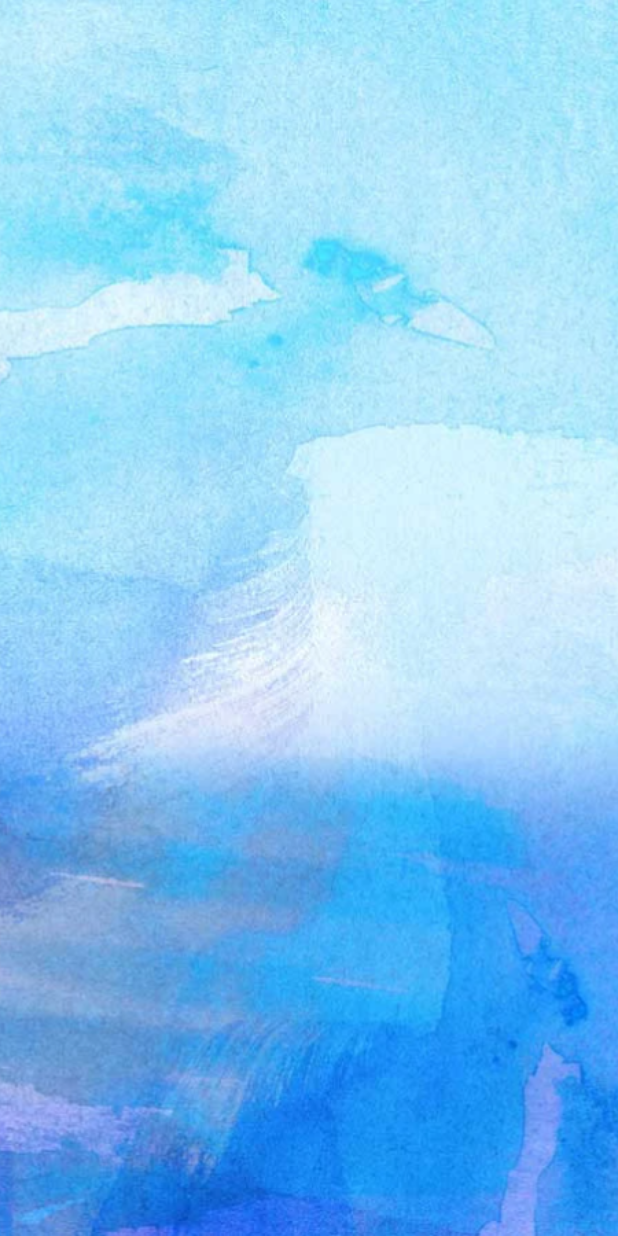
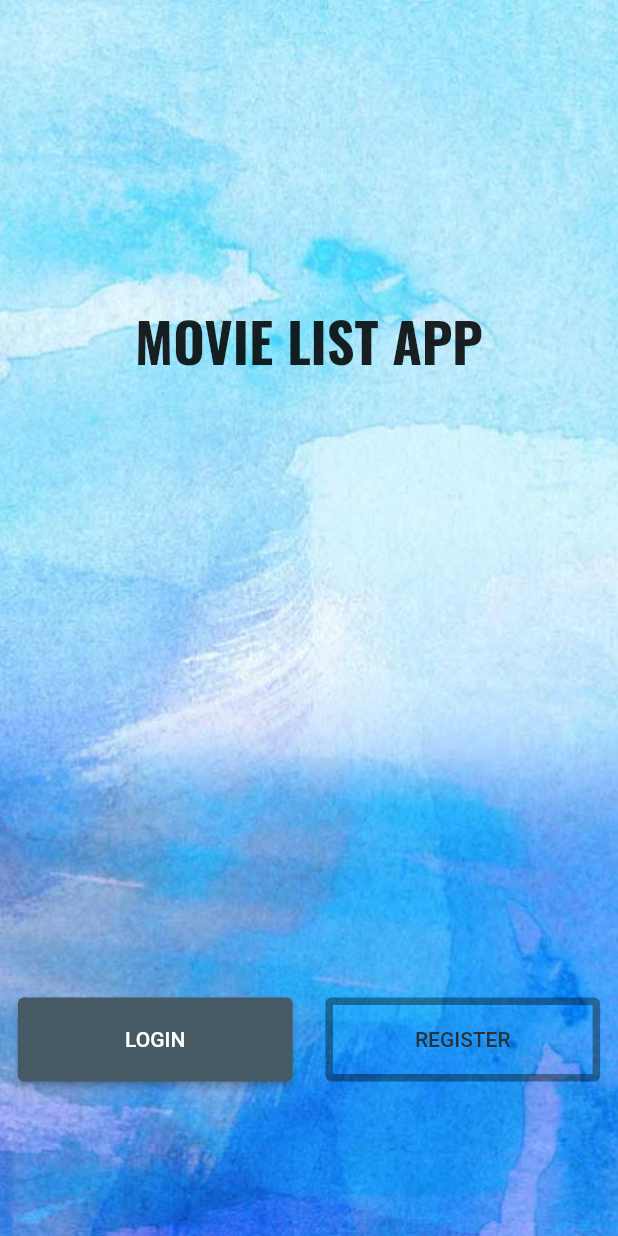
Before and after one commit to pratyushagarwal22/flutter_movie_list, a Flutter app: the screen it shows after launch, on a phone screen of 412 x 824 dp. Run offline on Flutter 3.47's test engine with Material 2 defaults, Android fonts, the phone set to English and light mode, and no system bars; our stand-ins replace flutter_spinkit.

Commit message:
Register page created.

```diff
--- a/lib/main.dart
+++ b/lib/main.dart
@@ -3,6 +3,7 @@ import './pages/loading.dart';
 import './pages/home.dart';
 import './pages/login.dart';
 import './pages/start.dart';
+import './pages/register.dart';
 
 void main() {
   runApp(MaterialApp(
@@ -14,6 +15,7 @@ void main() {
     routes: {
       '/start': (context) => Start(),
       '/login': (context) => Login(),
+      '/register': (context) => Register(),
       '/': (context) => Loading(),
       '/home': (context) => Home(),
     },
--- a/lib/pages/start.dart
+++ b/lib/pages/start.dart
@@ -10,6 +10,8 @@ class Start extends StatefulWidget {
 class _StartState extends State<Start> {
   @override
   Widget build(BuildContext context) {
+    Size size = MediaQuery.of(context).size;
+
     return MaterialApp(
       debugShowCheckedModeBanner: false,
       home: Scaffold(
@@ -21,6 +23,72 @@ class _StartState extends State<Start> {
                 fit: BoxFit.cover,
               ),
             ),
+            child: Padding(
+              padding: const EdgeInsets.fromLTRB(0,200,0,0),
+              child: Column(
+                children: [
+                  Text(
+                    'MOVIE LIST APP',
+                    style: TextStyle(
+                      fontFamily: 'Oswald',
+                      fontSize: 36,
+                      fontWeight: FontWeight.bold,
+                    ),
+                  ),
+                  SizedBox(height: size.height/2),
+                  Row(
+                    children: [
+                      Spacer(),
+                      Container(
+                        margin: EdgeInsets.symmetric(horizontal: 10),
+                        child: ElevatedButton(
+                          onPressed: () {
+                            Navigator.pushNamed(context, '/login');
+                          },
+                          child: Text(
+                              'LOGIN',
+                            style: TextStyle(
+                              fontSize: 14,
+                            ),
+                          ),
+                          style: ElevatedButton.styleFrom(
+                            primary: Colors.blueGrey.shade700,
+                            padding: EdgeInsets.all(20),
+                            minimumSize: Size(size.width/2.25, 25.0),
+                          ),
+                        ),
+                      ),
+                      Spacer(),
+                      Container(
+                        margin: EdgeInsets.symmetric(horizontal: 10),
+                        child: OutlinedButton(
+                          onPressed: () {
+                            Navigator.pushNamed(context, '/register');
+                          },
+                          child: Text(
+                            'REGISTER',
+                            style: TextStyle(
+                              fontSize: 14,
+                            ),
+                          ),
+                          style: OutlinedButton.styleFrom(
+                            primary: Colors.blueGrey.shade900,
+                            shadowColor: Colors.black38,
+                            padding: EdgeInsets.all(20),
+                            side: BorderSide(
+                              color: Colors.black38,
+                              width: 5,
+                            ),
+                            minimumSize: Size(size.width/2.25, 25.0),
+                          ),
+                        ),
+                      ),
+                      Spacer(),
+                    ],
+                  ),
+                ],
+              ),
+            ),
           ),
         ),
       ),
```
Also changed, not shown: lib/pages/home.dart (+9 -4 lines), lib/pages/login.dart (+15 -3 lines), lib/pages/register.dart (added, +104 -0 lines).
